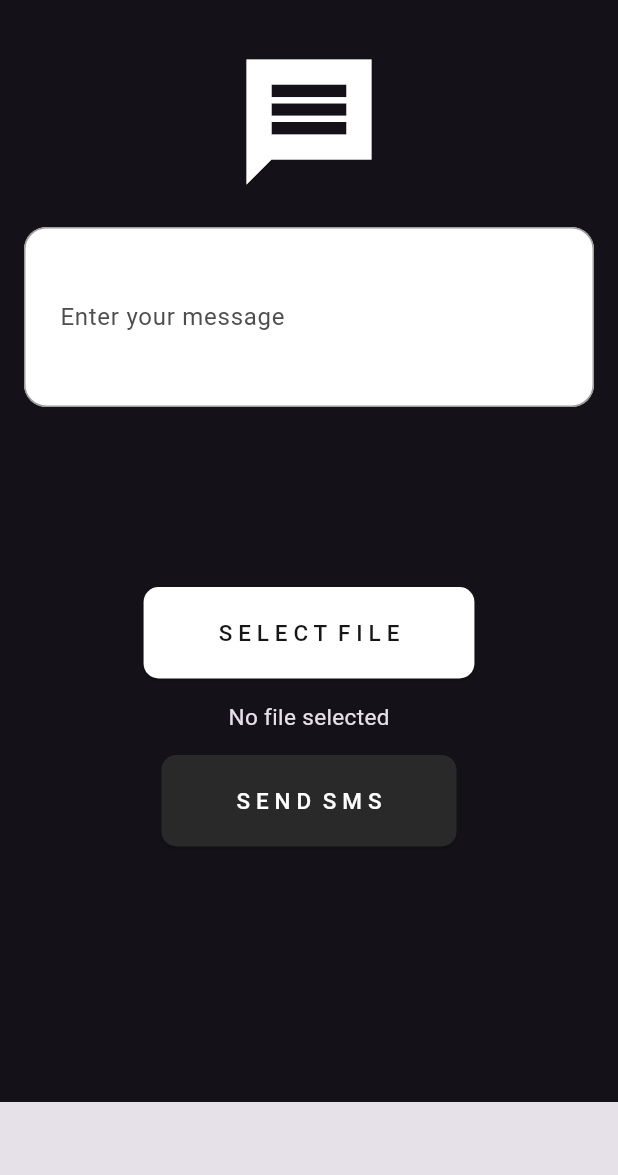
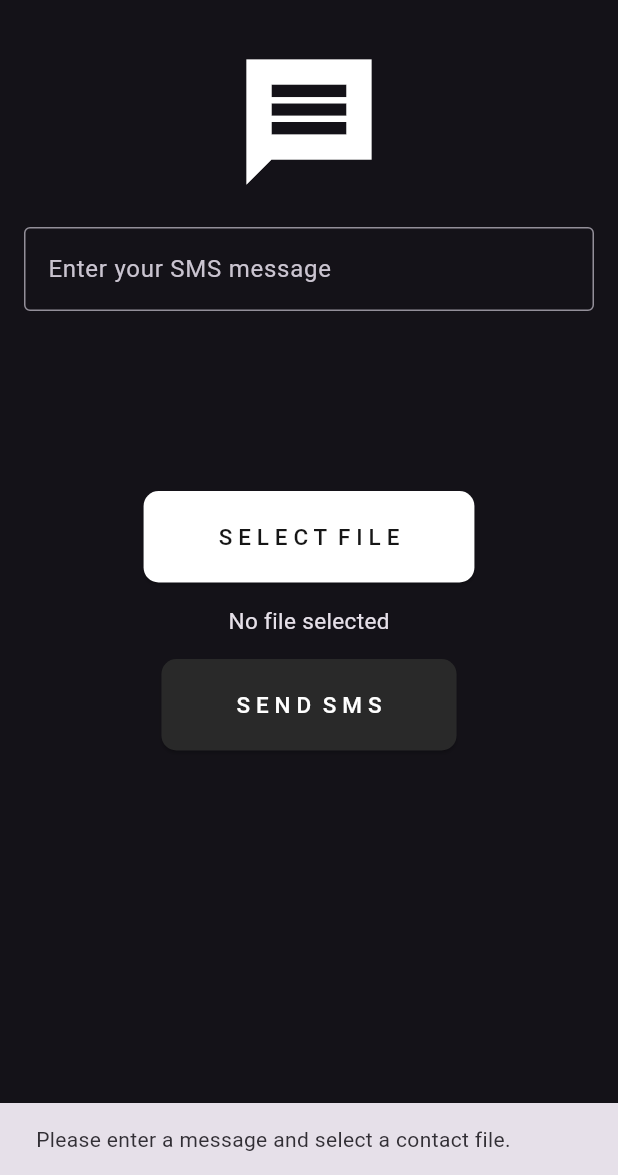
Before and after one commit to ilyes990/sms_bulk, a Flutter app: the screen it shows after launch, after a tap on an icon or button, on a phone screen of 412 x 824 dp, the part 61-1236 px from its top. Run offline on Flutter 3.47's test engine with Material 3 defaults, Android fonts, the light colour scheme and no system bars; our stand-ins replace file_picker; missing offline and left inert: flutter_sms.

Commit message:
first commit

```diff
--- a/lib/Home.dart
+++ b/lib/Home.dart
@@ -17,7 +17,7 @@ class Home extends StatefulWidget {
 class _HomeState extends State<Home> {
   TextEditingController _messageController = TextEditingController();
   String? _fileName;
-  List<String> _contacts = ["+213674130077"];
+  List<String> _contacts = [];
 
   Future<void> _pickFile() async {
     var result =
@@ -27,26 +27,40 @@ class _HomeState extends State<Home> {
       _fileName = result.files.single.name;
       String filecontent = await file.readAsString();
       setState(() {
-        // _contacts = filecontent.split('\n').map((e) => e.trim()).toList();
-        _contacts = [];
+        _contacts = filecontent.split('\n').map((e) => e.trim()).toList();
       });
     }
   }
 
-  void _sendSms() async {
+  Future<void> _sendSms() async {
     String message = _messageController.text;
-    if (_contacts.isNotEmpty) {
-      String result = await sendSMS(
-        message: message,
-        recipients: _contacts,
-      ).catchError((e) {
-        ScaffoldMessenger.of(context).showSnackBar(SnackBar(content: Text(e.toString())));
-        print(e.toString());
-        return e.toString();
-      });
+    if (_contacts.isNotEmpty && message.isNotEmpty) {
+      for (String contact in _contacts) {
+        try {
+          String result = await sendSMS(
+            message: message,
+            recipients: [contact],
+          );
+          ScaffoldMessenger.of(context)
+              .showSnackBar(SnackBar(content: Text('Sent to $contact: $result')));
+          await Future.delayed(Duration(seconds: 5)); // 5 seconds delay
+        } catch (e) {
+          ScaffoldMessenger.of(context)
+              .showSnackBar(SnackBar(content: Text('Error sending to $contact: $e')));
+          print(e.toString());
+        }
+      }
+    } else {
+      ScaffoldMessenger.of(context).showSnackBar(
+        SnackBar(content: Text('Please enter a message and select a contact file.')),
+      );
+    }
+  }
 
-      ScaffoldMessenger.of(context).showSnackBar(SnackBar(content: Text(result)));
-    }
+  @override
+  void dispose() {
+    _messageController.dispose();
+    super.dispose();
   }
 
   @override
@@ -72,8 +86,16 @@ class _HomeState extends State<Home> {
                 size: 100,
               ),
               SizedBox(height: 20),
-              CustomTextField(
+              TextField(
                 controller: _messageController,
+                decoration: InputDecoration(
+                  labelText: 'Enter your SMS message',
+                  border: OutlineInputBorder(),
+                ),
+                maxLines: null,
+                onChanged: (text) {
+                  setState(() {});
+                },
               ),
               SizedBox(height: 120),
               ElevatedButton(
```
Also changed, not shown: pubspec.lock.
